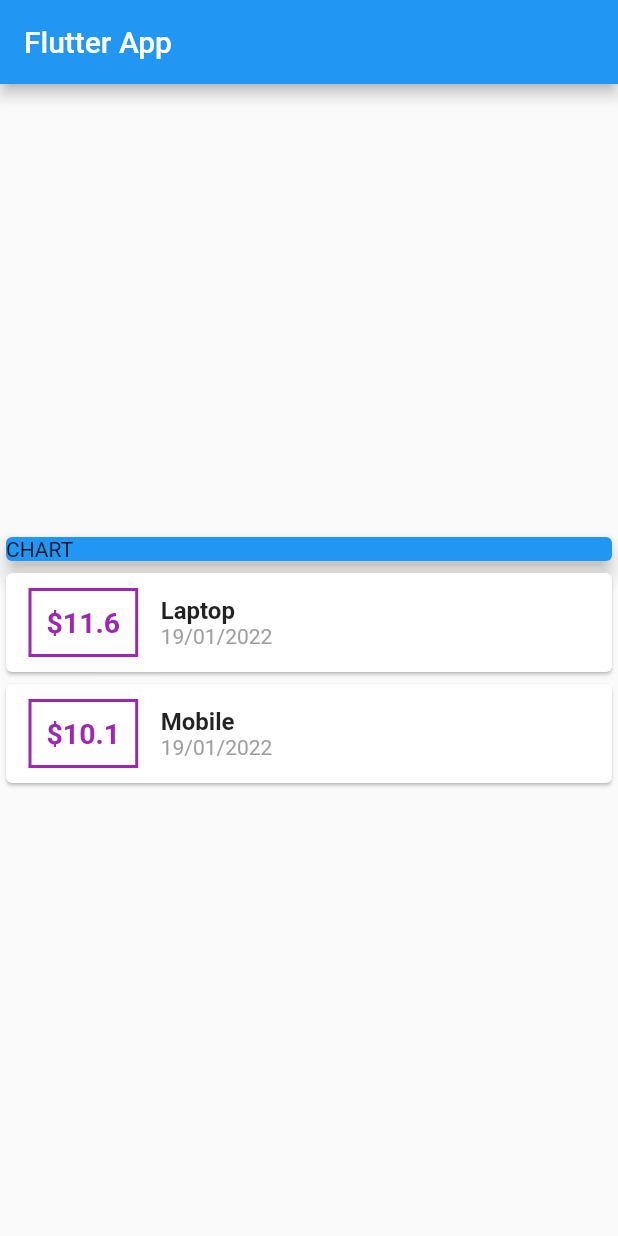
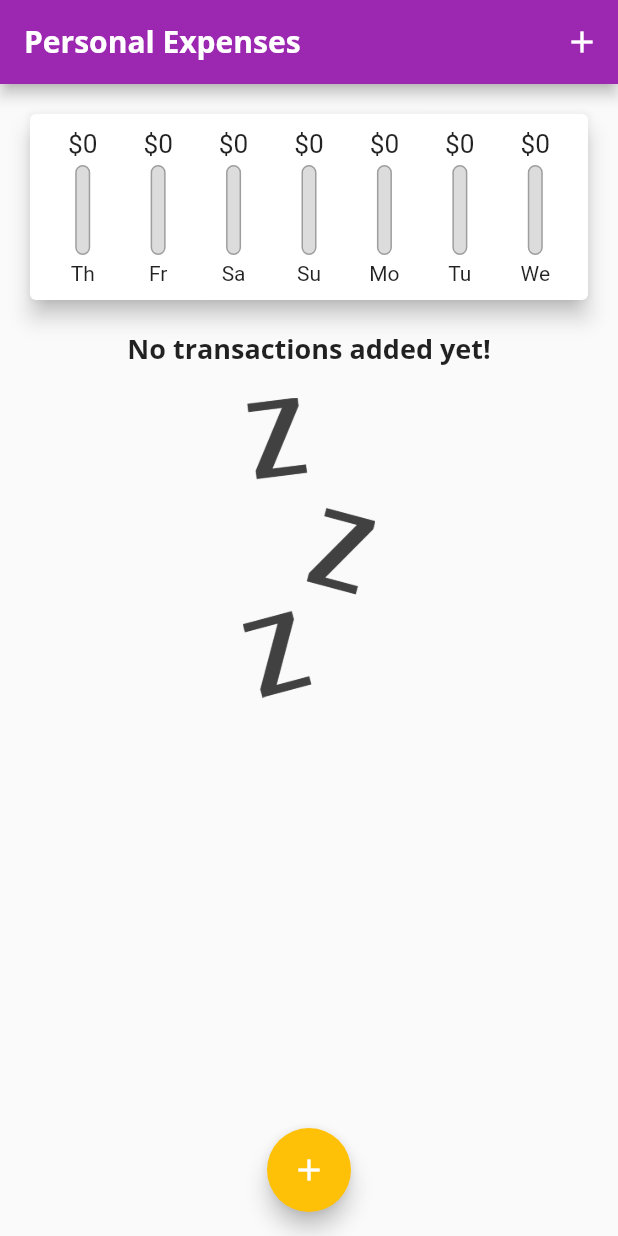
Before and after one commit to aijazbinqasim/expense_planner_app, a Flutter app: the screen it shows after launch, on a phone screen of 412 x 824 dp. Run offline on Flutter 3.47's test engine with Material 2 defaults, Android fonts, the phone set to English and light mode, and no system bars.

Commit message:
App finished.

```diff
--- a/lib/main.dart
+++ b/lib/main.dart
@@ -1,6 +1,8 @@
 import 'package:flutter/material.dart';
-import 'package:intl/intl.dart';
-import './transaction.dart';
+import './widgets/new_transaction.dart';
+import './widgets/transaction_list.dart';
+import './widgets/chart.dart';
+import './models/transaction.dart';
 
 void main() => runApp(const MyApp());
 
@@ -9,98 +11,117 @@ class MyApp extends StatelessWidget {
 
   @override
   Widget build(BuildContext context) {
+    final theme = ThemeData(
+      primarySwatch: Colors.purple,
+      errorColor: Colors.red,
+      fontFamily: 'QuickSand',
+      textTheme: ThemeData.light().textTheme.copyWith(
+            headline6: const TextStyle(
+              fontFamily: 'OpenSans',
+              fontSize: 18,
+              fontWeight: FontWeight.bold,
+            ),
+          ),
+      appBarTheme: AppBarTheme(
+        titleTextStyle: const TextStyle().copyWith(
+          fontFamily: 'OpenSans',
+          fontSize: 20,
+          fontWeight: FontWeight.bold,
+        ),
+      ),
+    );
+
     return MaterialApp(
-      title: 'Flutter Demo',
-      home: MyHomePage(),
+      theme: theme.copyWith(
+        colorScheme: theme.colorScheme.copyWith(
+          secondary: Colors.amber,
+        ),
+      ),
+      title: 'Personal Expenses',
+      home: const MyHomePage(),
     );
   }
 }
 
-class MyHomePage extends StatelessWidget {
-  MyHomePage({Key? key}) : super(key: key);
+class MyHomePage extends StatefulWidget {
+  const MyHomePage({Key? key}) : super(key: key);
 
-  final List<Transaction> transactions = [
-    Transaction(
-      id: 't1',
-      title: 'Laptop',
-      amount: 11.6,
-      date: DateTime.now(),
+  @override
+  State<MyHomePage> createState() => _MyHomePageState();
+}
+
+class _MyHomePageState extends State<MyHomePage> {
+  final List<Transaction> _transactions = [];
+
+  List<Transaction> get _recentTransactions {
+    return _transactions.where((tx) {
+      return tx.date.isAfter(
+        DateTime.now().subtract(
+          const Duration(days: 7),
         ),
-    Transaction(
-      id: 't2',
-      title: 'Mobile',
-      amount: 10.1,
-      date: DateTime.now(),
-    ),
-  ];
+      );
+    }).toList();
+  }
+
+  void _addNewTransactionHandler(String title, double amount, DateTime date) {
+    final transaction = Transaction(
+      id: DateTime.now().toString(),
+      title: title,
+      amount: amount,
+      date: date,
+    );
+
+    setState(() {
+      _transactions.add(transaction);
+    });
+  }
+
+  void _startAddNewTransaction(BuildContext ctx) {
+    showModalBottomSheet(
+      context: ctx,
+      builder: (_) {
+        return GestureDetector(
+          onTap: () {},
+          child: NewTransaction(_addNewTransactionHandler),
+          behavior: HitTestBehavior.opaque,
+        );
+      },
+    );
+  }
+
+  void _deleteTransaction(String id) {
+    setState(() {
+      _transactions.removeWhere((tx) => tx.id == id);
+    });
+  }
 
   @override
   Widget build(BuildContext context) {
     return Scaffold(
       appBar: AppBar(
-          title: const Text('Flutter App'),
+        title: const Text('Personal Expenses'),
+        actions: <Widget>[
+          IconButton(
+            onPressed: () => _startAddNewTransaction(context),
+            icon: const Icon(Icons.add),
           ),
-        body: Column(
-          mainAxisAlignment: MainAxisAlignment.center,
-          crossAxisAlignment: CrossAxisAlignment.center,
+        ],
+      ),
+      body: SingleChildScrollView(
+        child: Column(
+          // mainAxisAlignment: MainAxisAlignment.center,
+          //crossAxisAlignment: CrossAxisAlignment.stretch,
           children: <Widget>[
-            const SizedBox(
-              width: double.infinity,
-              child: Card(
-                color: Colors.blue,
-                child: Text('CHART'),
-                elevation: 5,
+            Chart(_recentTransactions),
+            TransactionList(_transactions, _deleteTransaction),
+          ],
         ),
       ),
-            Column(
-              children: transactions.map((tx) {
-                return Card(
-                    child: Row(
-                  children: <Widget>[
-                    Container(
-                      margin: const EdgeInsets.symmetric(
-                        vertical: 10,
-                        horizontal: 15,
+      floatingActionButtonLocation: FloatingActionButtonLocation.centerFloat,
+      floatingActionButton: FloatingActionButton(
+        onPressed: () => _startAddNewTransaction(context),
+        child: const Icon(Icons.add),
       ),
-                      decoration: BoxDecoration(
-                        border: Border.all(
-                          color: Colors.purple,
-                          width: 2,
-                        ),
-                      ),
-                      padding: const EdgeInsets.all(10),
-                      child: Text(
-                        '\$${tx.amount}',
-                        style: const TextStyle(
-                          fontWeight: FontWeight.bold,
-                          fontSize: 19,
-                          color: Colors.purple,
-                        ),
-                      ),
-                    ),
-                    Column(
-                      crossAxisAlignment: CrossAxisAlignment.start,
-                      children: <Widget>[
-                        Text(
-                          tx.title,
-                          style: const TextStyle(
-                            fontSize: 16,
-                            fontWeight: FontWeight.bold,
-                          ),
-                        ),
-                        Text(
-                          DateFormat('dd/MM/yyyy').format(tx.date),
-                          style: const TextStyle(
-                            color: Colors.grey,
-                          ),
-                        ),
-                      ],
-                    )
-                  ],
-                ));
-              }).toList(),
-            ),
-          ],
-        ));
+    );
   }
 }
--- /dev/null
+++ b/lib/widgets/chart.dart
@@ -0,0 +1,61 @@
+import 'package:flutter/material.dart';
+import 'package:intl/intl.dart';
+import '../models/transaction.dart';
+import './chart_bar.dart';
+
+class Chart extends StatelessWidget {
+  const Chart(this.recentTransactions, {Key? key}) : super(key: key);
+
+  final List<Transaction> recentTransactions;
+
+  List<Map<String, Object>> get groupedTransValues {
+    return List.generate(7, (index) {
+      final daysAgo = DateTime.now().subtract(Duration(days: index));
+      var totalAmount = 0.0;
+
+      for (var i = 0; i < recentTransactions.length; i++) {
+        if (recentTransactions[i].date.day == daysAgo.day &&
+            recentTransactions[i].date.month == daysAgo.month &&
+            recentTransactions[i].date.year == daysAgo.year) {
+          totalAmount += recentTransactions[i].amount;
+        }
+      }
+
+      return {
+        'day': DateFormat.E().format(daysAgo).substring(0, 2),
+        'amount': totalAmount,
+      };
+    }).reversed.toList();
+  }
+
+  double get totalSpending {
+    return groupedTransValues.fold(0.0, (previousValue, element) {
+      return previousValue + (element['amount'] as double);
+    });
+  }
+
+  @override
+  Widget build(BuildContext context) {
+    return Card(
+      elevation: 6,
+      margin: const EdgeInsets.all(20),
+      child: Padding(
+        padding: const EdgeInsets.all(10),
+        child: Row(
+          mainAxisAlignment: MainAxisAlignment.spaceAround,
+          children: groupedTransValues.map((data) {
+            return Expanded(
+              child: ChartBar(
+                data['day'].toString(),
+                (data['amount'] as double),
+                totalSpending == 0.0
+                    ? 0.0
+                    : (data['amount'] as double) / totalSpending,
+              ),
+            );
+          }).toList(),
+        ),
+      ),
+    );
+  }
+}
--- /dev/null
+++ b/lib/widgets/chart_bar.dart
@@ -0,0 +1,55 @@
+import 'package:flutter/material.dart';
+
+class ChartBar extends StatelessWidget {
+  const ChartBar(this.label, this.amount, this.amountPerc, {Key? key})
+      : super(key: key);
+
+  final String label;
+  final double amount;
+  final double amountPerc;
+
+  @override
+  Widget build(BuildContext context) {
+    return Column(
+      children: [
+        SizedBox(
+          height: 20,
+          child: FittedBox(
+            child: Text('\$${amount.toStringAsFixed(0)}'),
+          ),
+        ),
+        const SizedBox(
+          height: 4,
+        ),
+        SizedBox(
+          height: 60,
+          width: 10,
+          child: Stack(
+            children: [
+              Container(
+                decoration: BoxDecoration(
+                  border: Border.all(color: Colors.grey, width: 1.0),
+                  color: const Color.fromRGBO(220, 220, 220, 1),
+                  borderRadius: BorderRadius.circular(10),
+                ),
+              ),
+              FractionallySizedBox(
+                heightFactor: amountPerc,
+                child: Container(
+                  decoration: BoxDecoration(
+                    color: Theme.of(context).primaryColor,
+                    borderRadius: BorderRadius.circular(10),
+                  ),
+                ),
+              ),
+            ],
+          ),
+        ),
+        const SizedBox(
+          height: 4,
+        ),
+        Text(label),
+      ],
+    );
+  }
+}
--- /dev/null
+++ b/lib/widgets/transaction_list.dart
@@ -0,0 +1,121 @@
+import 'package:flutter/material.dart';
+import 'package:intl/intl.dart';
+import '../models/transaction.dart';
+
+class TransactionList extends StatelessWidget {
+  const TransactionList(this.transactions, this.deleteTransaction, {Key? key})
+      : super(key: key);
+
+  final List<Transaction> transactions;
+  final void Function(String) deleteTransaction;
+
+  @override
+  Widget build(BuildContext context) {
+    return SizedBox(
+      height: 500,
+      child: transactions.isEmpty
+          ? Column(
+              children: <Widget>[
+                Text(
+                  'No transactions added yet!',
+                  style: Theme.of(context).textTheme.headline6,
+                ),
+                const SizedBox(
+                  height: 20,
+                ),
+                SizedBox(
+                  height: 200,
+                  child: Image.asset(
+                    'assets/images/waiting.png',
+                    fit: BoxFit.cover,
+                  ),
+                ),
+              ],
+            )
+          : ListView.builder(
+              itemBuilder: (ctx, index) {
+                return Card(
+                  elevation: 5,
+                  margin: const EdgeInsets.symmetric(
+                    vertical: 8,
+                    horizontal: 5,
+                  ),
+                  child: ListTile(
+                    leading: CircleAvatar(
+                      radius: 30,
+                      child: Padding(
+                        padding: const EdgeInsets.all(6),
+                        child: FittedBox(
+                          child: Text(
+                            '\$${transactions[index].amount.toStringAsFixed(2)}',
+                          ),
+                        ),
+                      ),
+                    ),
+                    title: Text(
+                      transactions[index].title,
+                      style: Theme.of(context).textTheme.headline6,
+                    ),
+                    subtitle: Text(
+                      DateFormat('dd/MM/yyyy').format(transactions[index].date),
+                    ),
+                    trailing: IconButton(
+                      onPressed: () =>
+                          deleteTransaction(transactions[index].id),
+                      icon: const Icon(Icons.delete),
+                      color: Theme.of(context).errorColor,
+                    ),
+                  ),
+                );
+
+                // Following is custom layout...
+
+                // return Card(
+                //   child: Row(
+                //     children: <Widget>[
+                //       Container(
+                //         margin: const EdgeInsets.symmetric(
+                //           vertical: 10,
+                //           horizontal: 15,
+                //         ),
+                //         decoration: BoxDecoration(
+                //           border: Border.all(
+                //             color: Theme.of(context).primaryColor,
+                //             width: 2,
+                //           ),
+                //         ),
+                //         padding: const EdgeInsets.all(10),
+                //         child: Text(
+                //           '\$${transactions[index].amount.toStringAsFixed(2)}',
+                //           style: TextStyle(
+                //             fontWeight: FontWeight.bold,
+                //             fontSize: 19,
+                //             color: Theme.of(context).primaryColor,
+                //           ),
+                //         ),
+                //       ),
+                //       Column(
+                //         crossAxisAlignment: CrossAxisAlignment.start,
+                //         children: <Widget>[
+                //           Text(
+                //             transactions[index].title,
+                //             style: Theme.of(context).textTheme.headline6,
+                //           ),
+                //           Text(
+                //             DateFormat('dd/MM/yyyy')
+                //                 .format(transactions[index].date),
+                //             style: const TextStyle(
+                //               color: Colors.grey,
+                //             ),
+                //           ),
+                //         ],
+                //       ),
+                //     ],
+                //   ),
+                // );
+              },
+              itemCount: transactions.length,
+            ),
+    );
+  }
+}
```
Also changed, not shown: lib/widgets/new_transaction.dart (added, +108 -0 lines), pubspec.yaml (+13 -13 lines), assets/fonts/OpenSans-Bold.ttf (added), assets/fonts/OpenSans-Regular.ttf (added), assets/fonts/Quicksand-Bold.ttf (added), assets/fonts/Quicksand-Regular.ttf (added), assets/images/waiting.png (added), lib/models/transaction.dart (renamed from lib/transaction.dart). Lines whose indentation alone changed are shown as unchanged.
